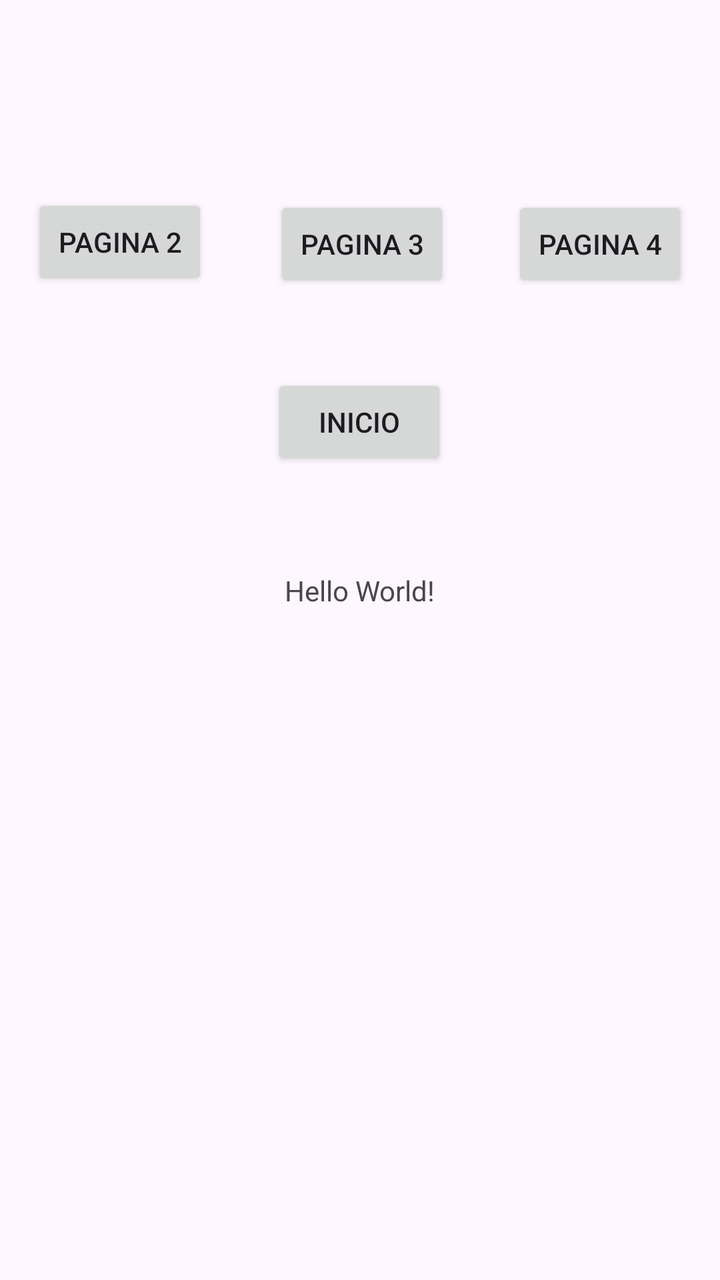
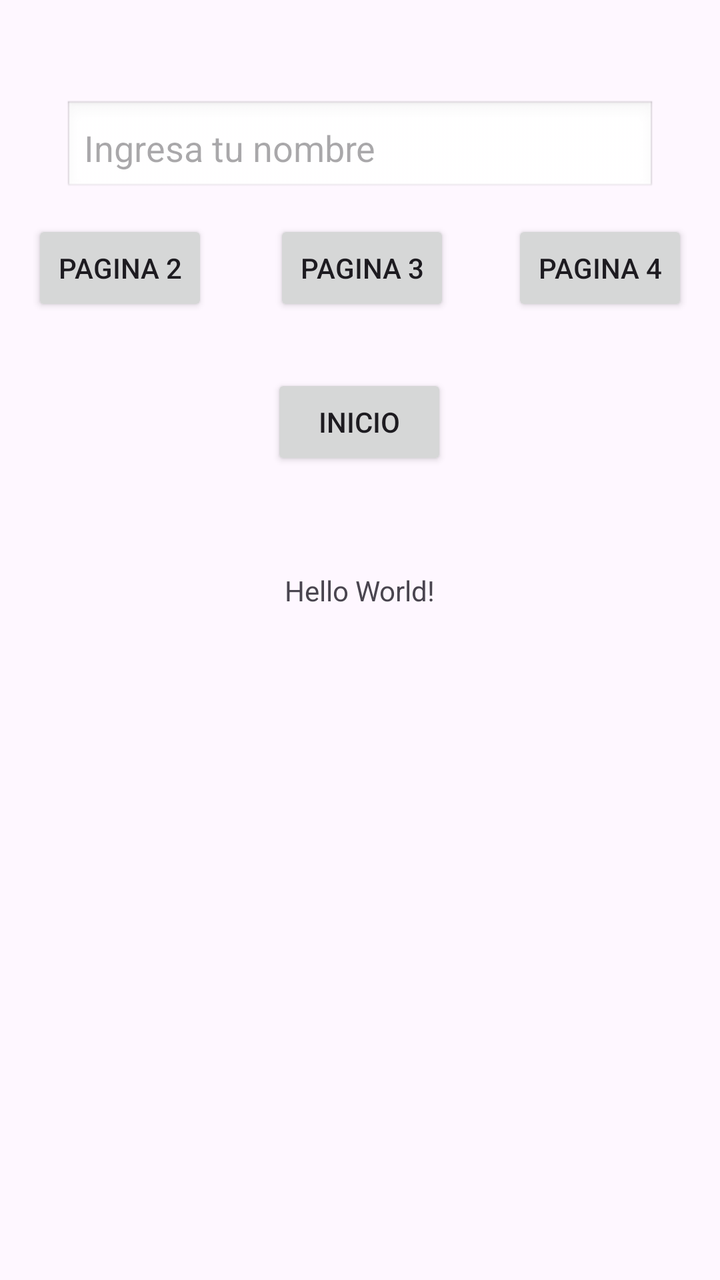

Before-and-after screenshots of an Android layout around one commit, followed by the original layout XML and the change that was made.
<!-- AndroidManifest.xml: application theme Theme.IHC26B -->
<!-- res/layout/activity_main.xml -->
<?xml version="1.0" encoding="utf-8"?>
<androidx.constraintlayout.widget.ConstraintLayout xmlns:android="http://schemas.android.com/apk/res/android"
    xmlns:app="http://schemas.android.com/apk/res-auto"
    xmlns:tools="http://schemas.android.com/tools"
    android:id="@+id/main"
    android:layout_width="match_parent"
    android:layout_height="match_parent"
    tools:context=".MainActivity">

    <TextView
        android:id="@+id/textView"
        android:layout_width="wrap_content"
        android:layout_height="wrap_content"
        android:text="Hello World!"
        app:layout_constraintBottom_toBottomOf="parent"
        app:layout_constraintEnd_toEndOf="parent"
        app:layout_constraintStart_toStartOf="parent"
        app:layout_constraintTop_toTopOf="parent"
        app:layout_constraintVertical_bias="0.46" />

    <Button
        android:id="@+id/button"
        android:layout_width="wrap_content"
        android:layout_height="wrap_content"
        android:layout_marginStart="160dp"
        android:layout_marginTop="208dp"
        android:layout_marginEnd="161dp"
        android:layout_marginBottom="72dp"
        android:text="Inicio"
        app:layout_constraintBottom_toTopOf="@+id/textView"
        app:layout_constraintEnd_toEndOf="parent"
        app:layout_constraintStart_toStartOf="parent"
        app:layout_constraintTop_toTopOf="parent" />

    <Button
        android:id="@+id/button2"
        android:layout_width="0dp"
        android:layout_height="48dp"
        android:layout_marginStart="16dp"
        android:layout_marginTop="97dp"
        android:text="Pagina 2"
        app:layout_constraintStart_toStartOf="parent"
        app:layout_constraintTop_toTopOf="parent" />

    <Button
        android:id="@+id/button3"
        android:layout_width="0dp"
        android:layout_height="48dp"
        android:layout_marginStart="33dp"
        android:layout_marginTop="98dp"
        android:text="Pagina 3"
        app:layout_constraintStart_toEndOf="@+id/button2"
        app:layout_constraintTop_toTopOf="parent" />

    <Button
        android:id="@+id/button4"
        android:layout_width="0dp"
        android:layout_height="48dp"
        android:layout_marginTop="98dp"
        android:layout_marginEnd="16dp"
        android:text="Pagina 4"
        app:layout_constraintEnd_toEndOf="parent"
        app:layout_constraintTop_toTopOf="parent" />

</androidx.constraintlayout.widget.ConstraintLayout>
<!-- resources referenced by this layout -->
<resources>
  <style name="Theme.IHC26B" parent="Base.Theme.IHC26B" />
  <style name="Base.Theme.IHC26B" parent="Theme.Material3.DayNight.NoActionBar">
          
          
      </style>
</resources>

<!-- the commit's change to res/layout/activity_main.xml (unified diff, before → after) -->
@@ -37,7 +37,7 @@
         android:layout_width="0dp"
         android:layout_height="48dp"
         android:layout_marginStart="16dp"
-        android:layout_marginTop="97dp"
+        android:layout_marginTop="110dp"
         android:text="Pagina 2"
         app:layout_constraintStart_toStartOf="parent"
         app:layout_constraintTop_toTopOf="parent" />
@@ -47,7 +47,7 @@
         android:layout_width="0dp"
         android:layout_height="48dp"
         android:layout_marginStart="33dp"
-        android:layout_marginTop="98dp"
+        android:layout_marginTop="110dp"
         android:text="Pagina 3"
         app:layout_constraintStart_toEndOf="@+id/button2"
         app:layout_constraintTop_toTopOf="parent" />
@@ -56,10 +56,25 @@
         android:id="@+id/button4"
         android:layout_width="0dp"
         android:layout_height="48dp"
-        android:layout_marginTop="98dp"
+        android:layout_marginTop="110dp"
         android:layout_marginEnd="16dp"
         android:text="Pagina 4"
         app:layout_constraintEnd_toEndOf="parent"
         app:layout_constraintTop_toTopOf="parent" />
 
+    <EditText
+        android:id="@+id/editTextText"
+        android:layout_width="0dp"
+        android:layout_height="wrap_content"
+        android:layout_marginStart="32dp"
+        android:layout_marginTop="50dp"
+        android:layout_marginEnd="32dp"
+        android:background="@android:drawable/edit_text"
+        android:hint="@string/hint_nombre"
+        android:inputType="text"
+        android:padding="10dp"
+        app:layout_constraintEnd_toEndOf="parent"
+        app:layout_constraintStart_toStartOf="parent"
+        app:layout_constraintTop_toTopOf="parent" />
+
 </androidx.constraintlayout.widget.ConstraintLayout>
<!-- resource entries referenced after the edit -->
@@ -1,5 +1,6 @@
 <!-- resources referenced by this layout -->
 <resources>
+  <string name="hint_nombre">Ingresa tu nombre</string>
   <style name="Theme.IHC26B" parent="Base.Theme.IHC26B" />
   <style name="Base.Theme.IHC26B" parent="Theme.Material3.DayNight.NoActionBar">
           
